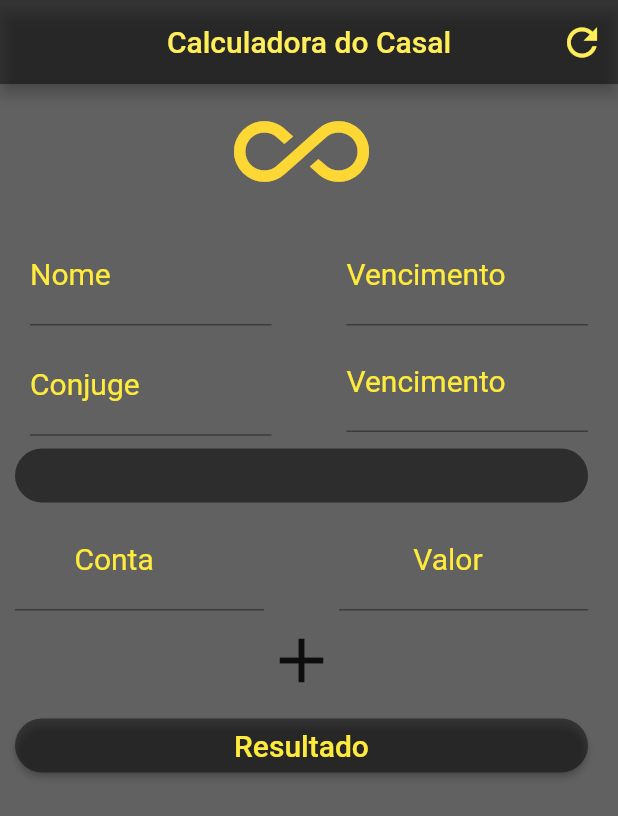
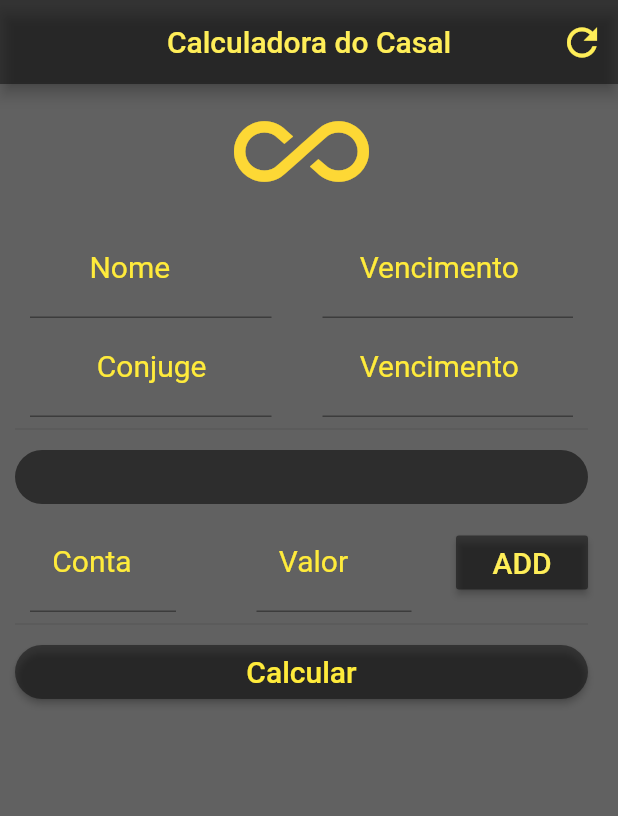
Before and after one commit to GrrMoura/ContasProporcionais, a Flutter app: the screen it shows after launch, on a phone screen of 412 x 824 dp. Shown: the top 816 px of the screen. Run offline on Flutter 3.47's test engine with Material 2 defaults, Android fonts, the phone set to English and light mode, and no system bars.

Commit message:
melhorando o cóigo

```diff
--- a/lib/main.dart
+++ b/lib/main.dart
@@ -1,5 +1,5 @@
 import 'package:flutter/material.dart';
-import 'package:flutter/src/material/dialog.dart';
+import 'package:flutter/services.dart';
 
 void main(List<String> args) {
   runApp(MaterialApp(title: "Contas Proporcionais", home: Home()));
@@ -20,13 +20,13 @@ class _HomeState extends State<Home> {
   TextEditingController nomeContaControl = new TextEditingController();
   TextEditingController valorContaControl = new TextEditingController();
 
-  String nome = "Nome";
-  String conjuge = "Conjuge";
+  String nome = "        Nome";
+  String conjuge = "         Conjuge";
   String infoTexto = "";
   double totalNome = 0;
 
-  String strVenciNome = "Vencimento";
-  String strVenciConjuge = "Vencimento";
+  String strVenciNome = "     Vencimento";
+  String strVenciConjuge = "     Vencimento";
   double totalConjuge = 0;
 
   List<String> nomes = [];
@@ -146,8 +146,8 @@ class _HomeState extends State<Home> {
       nomeContaControl.clear();
       valorContaControl.clear();
 
-      nome = "Nome";
-      conjuge = "Conjuge";
+      nome = "        Nome";
+      conjuge = "         Conjuge";
 
       aux = 0;
     });
@@ -162,6 +162,51 @@ class _HomeState extends State<Home> {
         strVenciConjuge = "Total R\$:" + totalConjuge.toStringAsPrecision(3);
       }
     });
+  }
+
+  Widget builderTypeString(
+    String label,
+    TextEditingController controller,
+  ) {
+    return Padding(
+        padding: EdgeInsets.only(left: 10, right: 20),
+        child: TextField(
+          cursorColor: Colors.black87,
+          keyboardType: TextInputType.text,
+          style: TextStyle(color: Colors.black87, fontSize: 20),
+          decoration: InputDecoration(
+              focusedBorder: UnderlineInputBorder(
+                  borderSide: BorderSide(color: Colors.black87)),
+              labelText: label,
+              labelStyle: TextStyle(
+                color: Colors.yellow[500],
+                fontSize: 20,
+              )),
+          controller: controller,
+        ));
+  }
+
+  Widget builderTypeNumber(
+    String label,
+    TextEditingController controller,
+  ) {
+    return Padding(
+        padding: EdgeInsets.only(left: 14, right: 10),
+        child: TextField(
+          cursorColor: Colors.black87,
+          keyboardType: TextInputType.number,
+          style: TextStyle(color: Colors.black87, fontSize: 20),
+          decoration: InputDecoration(
+              prefix: Text("R\$"),
+              focusedBorder: UnderlineInputBorder(
+                  borderSide: BorderSide(color: Colors.black87)),
+              labelText: label,
+              labelStyle: TextStyle(
+                color: Colors.yellow[500],
+                fontSize: 20,
+              )),
+          controller: controller,
+        ));
   }
 
   @override
@@ -195,101 +240,40 @@ class _HomeState extends State<Home> {
                 // NOME PRINCIPAL
                 mainAxisAlignment: MainAxisAlignment.spaceBetween,
                 children: <Widget>[
-                  SizedBox(
-                    width: 10,
-                  ),
                   Flexible(
                     child: Directionality(
                         textDirection: TextDirection.ltr,
-                      child: TextField(
-                        cursorColor: Colors.black87,
-                        keyboardType: TextInputType.text,
-                        style: TextStyle(color: Colors.black87, fontSize: 20),
-                        decoration: InputDecoration(
-                            focusedBorder: UnderlineInputBorder(
-                                borderSide: BorderSide(color: Colors.black87)),
-                            labelText: nome,
-                            labelStyle: TextStyle(
-                                fontSize: 20, color: Colors.yellow[500])),
-                        controller: nomeControl,
-                      ),
-                    ),
+                        child: builderTypeString(nome, nomeControl)),
                   ),
 
-                  SizedBox(width: 50), //NOME CONJUGE
+                  //NOME CONJUGE
                   Flexible(
                       child: Theme(
                           data: Theme.of(context)
                               .copyWith(accentColor: Colors.black87),
-                        child: Padding(
-                          padding: EdgeInsets.only(top: 5, bottom: 5),
-                          child: TextField(
-                            textAlign: TextAlign.start,
-                            cursorColor: Colors.black87,
-                            keyboardType: TextInputType.number,
-                            style:
-                                TextStyle(color: Colors.black87, fontSize: 20),
-                            decoration: InputDecoration(
-                              focusedBorder: UnderlineInputBorder(
-                                  borderSide:
-                                      BorderSide(color: Colors.black87)),
-                              labelText: strVenciNome,
-                              labelStyle: TextStyle(
-                                  color: Colors.yellow[500], fontSize: 20),
-                            ),
-                            controller: venciNomeControl,
-                          ),
-                        )),
-                  )
+                          child: builderTypeNumber(
+                              strVenciNome, venciNomeControl))),
                 ],
               ),
               Row(
                 mainAxisAlignment: MainAxisAlignment.spaceBetween,
                 children: <Widget>[
-                  SizedBox(width: 10),
                   Flexible(
                     child: Theme(
                         data: Theme.of(context)
                             .copyWith(accentColor: Colors.black87),
-                      child: TextField(
-                        keyboardType: TextInputType.text,
-                        cursorColor: Colors.black87,
-                        style: TextStyle(color: Colors.black87, fontSize: 20),
-                        decoration: InputDecoration(
-                            focusedBorder: UnderlineInputBorder(
-                                borderSide: BorderSide(color: Colors.black87)),
-                            labelText: conjuge,
-                            labelStyle: TextStyle(
-                                color: Colors.yellow[500], fontSize: 20)),
-                        controller: conjugeControl,
+                        child: builderTypeString(conjuge, conjugeControl)),
                   ),
-                    ),
-                  ),
-                  SizedBox(width: 50),
                   Flexible(
                     child: Theme(
                         data: Theme.of(context)
                             .copyWith(accentColor: Colors.black87),
-                      child: Padding(
-                        padding: EdgeInsets.only(bottom: 5),
-                        child: TextField(
-                          cursorColor: Colors.black87,
-                          keyboardType: TextInputType.number,
-                          style: TextStyle(fontSize: 20, color: Colors.black87),
-                          decoration: InputDecoration(
-                              focusedBorder: UnderlineInputBorder(
-                                  borderSide:
-                                      BorderSide(color: Colors.black87)),
-                              labelText: strVenciConjuge,
-                              labelStyle: TextStyle(
-                                  color: Colors.yellow[500], fontSize: 20)),
-                          controller: venciConjuControl,
+                        child: builderTypeNumber(
+                            strVenciConjuge, venciConjuControl)),
                   ),
-                      ),
-                    ),
-                  )
                 ],
               ),
+              Divider(),
               Column(
                   crossAxisAlignment: CrossAxisAlignment.stretch,
                   children: <Widget>[
@@ -298,61 +282,40 @@ class _HomeState extends State<Home> {
                             borderRadius: BorderRadius.circular(30)),
                         disabledColor: Colors.black54,
                         onPressed: null,
-                    child: Text(""),
+                        child: Text(""))
+                  ]),
+              Row(
+                mainAxisAlignment: MainAxisAlignment.spaceBetween,
+                children: <Widget>[
+                  Flexible(
+                    child: Directionality(
+                      textDirection: TextDirection.ltr,
+                      child: builderTypeString("   Conta", nomeContaControl),
                     ),
-                ],
                   ),
-              Row(
-                children: <Widget>[
                   Flexible(
                     child: Theme(
                       data: Theme.of(context)
                           .copyWith(accentColor: Colors.black87),
-                      child: TextField(
-                        cursorColor: Colors.black87,
-                        keyboardType: TextInputType.text,
-                        style: TextStyle(color: Colors.black87, fontSize: 20),
-                        decoration: InputDecoration(
-                            focusedBorder: UnderlineInputBorder(
-                                borderSide: BorderSide(color: Colors.black87)),
-                            labelText: "        Conta",
-                            labelStyle: TextStyle(
-                                color: Colors.yellow[500], fontSize: 20)),
-                        controller: nomeContaControl,
+                      child: builderTypeNumber("   Valor", valorContaControl),
                     ),
                   ),
-                  ),
-                  SizedBox(width: 50),
                   Flexible(
                       child: Theme(
-                      data: Theme.of(context)
-                          .copyWith(accentColor: Colors.black87),
-                      child: TextField(
-                        cursorColor: Colors.black87,
-                        keyboardType: TextInputType.number,
-                        style: TextStyle(fontSize: 20, color: Colors.black87),
-                        decoration: InputDecoration(
-                            focusedBorder: UnderlineInputBorder(
-                                borderSide: BorderSide(color: Colors.black87)),
-                            labelText: "          Valor",
-                            labelStyle: TextStyle(
-                                color: Colors.yellow[500], fontSize: 20)),
-                        controller: valorContaControl,
-                      ),
-                    ),
-                  ),
+                    data:
+                        Theme.of(context).copyWith(accentColor: Colors.black87),
+                    child: RaisedButton(
+                        color: Colors.black45,
+                        onPressed: _addContas,
+                        child: Text(
+                          "ADD",
+                          style: TextStyle(
+                              color: Colors.yellow[400], fontSize: 20),
+                        )),
+                  ))
                 ],
               ),
-              Row(
-                mainAxisAlignment: MainAxisAlignment.center,
-                children: <Widget>[
-                  IconButton(
-                    icon: Icon(Icons.add),
-                    iconSize: 50,
-                    onPressed: _addContas,
-                  )
-                ],
-              ),
+              Divider(),
               Column(
                 crossAxisAlignment: CrossAxisAlignment.stretch,
                 children: <Widget>[
@@ -362,7 +325,7 @@ class _HomeState extends State<Home> {
                         borderRadius: BorderRadius.circular(30)),
                     onPressed: _mostrarResultados,
                     child: Text(
-                      "Resultado",
+                      "Calcular",
                       style: TextStyle(color: Colors.yellow[500], fontSize: 20),
                     ),
                   ),
```
Also changed, not shown: lib/dada.dart (added). Lines whose indentation alone changed are shown as unchanged.
